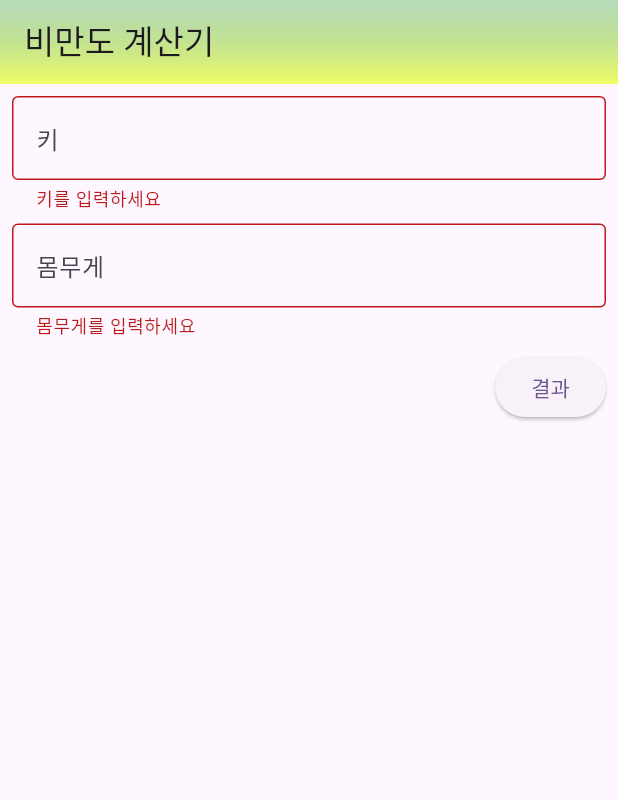
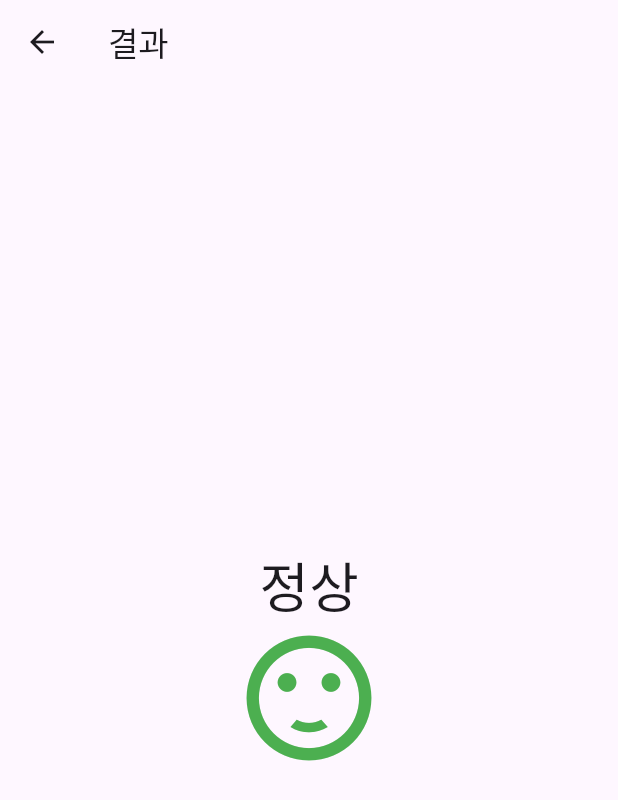
Before and after one commit to byjun8932/flutter_bmi_calculator_240407, a Flutter app: the screen it shows after launch, after a tap on "결과", on a phone screen of 412 x 824 dp. Shown: the top 800 px of the screen. Run offline on Flutter 3.47's test engine with Material 3 defaults, Android fonts, the phone set to English and light mode, and no system bars.

Commit message:
feat: make main_screen.dart logic

```diff
--- a/analysis_options.yaml
+++ b/analysis_options.yaml
@@ -21,8 +21,9 @@ linter:
   # `// ignore_for_file: name_of_lint` syntax on the line or in the file
   # producing the lint.
   rules:
+    prefer_const_constructors: true
+    prefer_const_declarations: true
     # avoid_print: false  # Uncomment to disable the `avoid_print` rule
-    # prefer_single_quotes: true  # Uncomment to enable the `prefer_single_quotes` rule
 
 # Additional information about this file can be found at
 # https://dart.dev/guides/language/analysis-options
--- a/lib/main/main_screen.dart
+++ b/lib/main/main_screen.dart
@@ -1,4 +1,6 @@
 import 'package:flutter/material.dart';
+
+import '../result/result_screen.dart';
 
 class MainScreen extends StatefulWidget {
   const MainScreen({super.key});
@@ -14,7 +16,7 @@ class _MainScreenState extends State<MainScreen> {
   Widget build(BuildContext context) {
     return Scaffold(
         appBar: AppBar(
-          title: Text('비만도 계산기'),
+          title: const Text('비만도 계산Rl'),
           backgroundColor: Colors.transparent, // 투명한 색상으로 설정
           flexibleSpace: Container(
             decoration: BoxDecoration(
@@ -66,9 +68,17 @@ class _MainScreenState extends State<MainScreen> {
                 ),
                 ElevatedButton(
                     onPressed: () {
-                      if (_formkey.currentState?.validate() ?? false) {}
+                      if (_formkey.currentState?.validate() ?? false) {
+                        return;
+                      }
+                      Navigator.push(
+                        context,
+                        MaterialPageRoute(
+                            builder: (container) =>
+                                const ResultScreen(height: 224, weight: 34)),
+                      );
                     },
-                    child: Text('결과')),
+                    child: const Text('결과')),
               ],
             ),
           ),
--- /dev/null
+++ b/lib/result/result_screen.dart
@@ -0,0 +1,37 @@
+import 'package:flutter/material.dart';
+
+class ResultScreen extends StatelessWidget {
+  final double height;
+  final double weight;
+
+  const ResultScreen({
+    super.key,
+    required this.height,
+    required this.weight,
+  });
+
+  @override
+  Widget build(BuildContext context) {
+    return Scaffold(
+      appBar: AppBar(
+        title: const Text('결과'),
+      ),
+      body: const Center(
+        child: Column(
+          mainAxisAlignment: MainAxisAlignment.center,
+          children: [
+            const Text(
+              '정상',
+              style: TextStyle(fontSize: 36),
+            ),
+            const Icon(
+              Icons.sentiment_satisfied,
+              color: Colors.green,
+              size: 100,
+            ),
+          ],
+        ),
+      ),
+    );
+  }
+}
```
